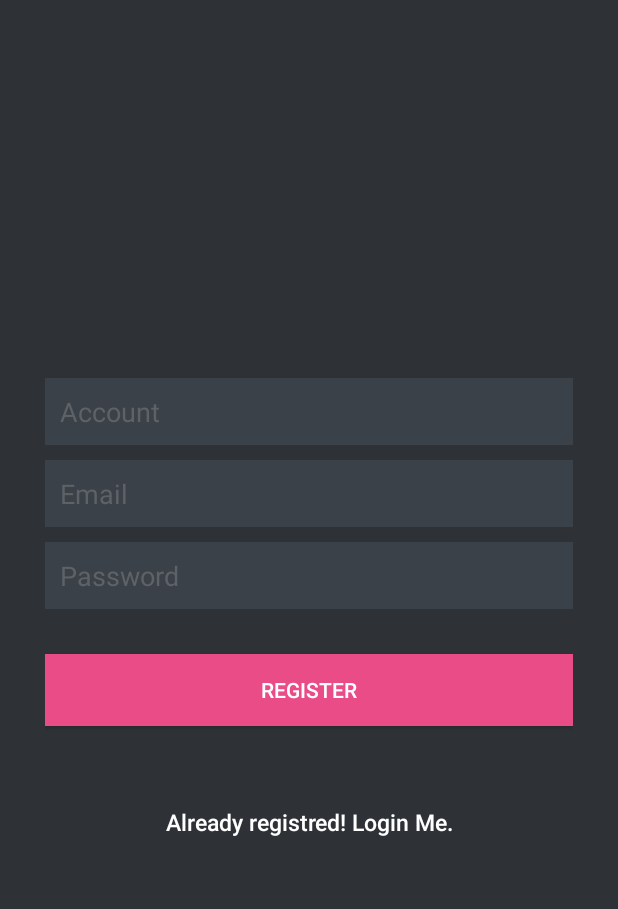
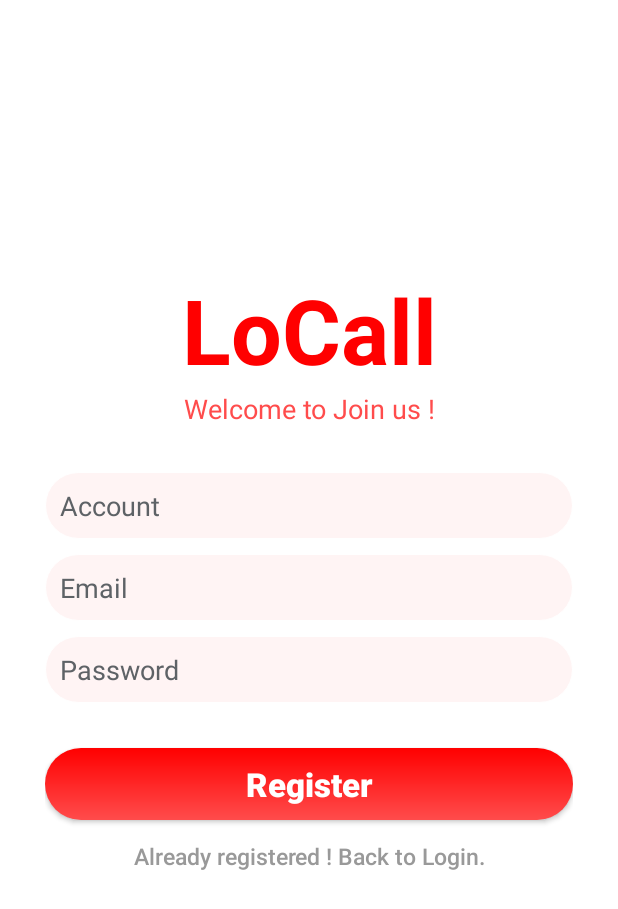
Before and after one commit to wallasehuang/nccu_project_locall_android, an Android app: the layout activity_register.xml on its own in the app's theme, with its tools: preview values and no code run, on a phone screen of 412 x 824 dp. Shown: the top 909 px of the screen. Run offline under Robolectric (Android 15) with nearby library versions, the phone set to English and light mode, and no system bars.

Commit message:
login,register interface

```diff
--- a/app/build.gradle
+++ b/app/build.gradle
@@ -6,7 +6,7 @@ android {
 
     defaultConfig {
         applicationId "com.example.wallase.locall"
-        minSdkVersion 23
+        minSdkVersion 22
         targetSdkVersion 25
         versionCode 1
         versionName "1.0"
--- a/app/src/main/AndroidManifest.xml
+++ b/app/src/main/AndroidManifest.xml
@@ -10,7 +10,7 @@
     <application
         android:name=".app.MyApp_"
         android:allowBackup="true"
-        android:icon="@mipmap/ic_launcher"
+        android:icon="@mipmap/logo"
         android:label="@string/app_name"
         android:supportsRtl="true"
         android:theme="@style/AppTheme">
--- /dev/null
+++ b/app/src/main/res/drawable/button_background.xml
@@ -0,0 +1,15 @@
+<?xml version="1.0" encoding="utf-8"?>
+<shape xmlns:android="http://schemas.android.com/apk/res/android"
+    android:shape="rectangle">
+
+    <gradient
+        android:angle="90"
+        android:endColor="@color/red"
+
+        android:startColor="@color/light_red"
+
+        />
+
+    <corners android:radius="1500dip" />
+
+</shape>
--- /dev/null
+++ b/app/src/main/res/drawable/et_background.xml
@@ -0,0 +1,18 @@
+<?xml version="1.0" encoding="utf-8"?>
+<shape xmlns:android="http://schemas.android.com/apk/res/android"
+    android:shape="rectangle"
+    >
+
+    <size android:height="20dp"
+        android:width="100dp">
+    </size>
+
+
+    <solid android:color="@color/light_red3"></solid>
+
+    <corners android:radius="100dp" />
+
+    <stroke android:color="@color/white"
+        android:width="0.1dp"></stroke>
+
+</shape>
--- a/app/src/main/res/layout/activity_register.xml
+++ b/app/src/main/res/layout/activity_register.xml
@@ -2,25 +2,47 @@
 <LinearLayout xmlns:android="http://schemas.android.com/apk/res/android"
     android:layout_width="fill_parent"
     android:layout_height="fill_parent"
-    android:background="@color/bg_register"
+    android:background="@color/white"
     android:gravity="center"
     android:orientation="vertical"
-    android:padding="10dp" >
+    android:paddingBottom="50dp" >
+
+    <TextView
+        android:layout_width="match_parent"
+        android:layout_height="wrap_content"
+        android:text="LoCall"
+        android:textColor="@color/red"
+        android:textSize="60dp"
+        android:gravity="center"
+        android:textStyle="bold"
+
+        />
+
+    <TextView
+        android:layout_width="match_parent"
+        android:layout_height="wrap_content"
+        android:text="Welcome to Join us !"
+        android:textColor="@color/light_red"
+        android:textSize="18dp"
+        android:gravity="center"
+        android:paddingBottom="30dp"
+
+        />
 
     <LinearLayout
         android:layout_width="fill_parent"
         android:layout_height="wrap_content"
         android:layout_gravity="center"
         android:orientation="vertical"
-        android:paddingLeft="20dp"
-        android:paddingRight="20dp" >
+        android:paddingLeft="30dp"
+        android:paddingRight="30dp" >
 
         <EditText
             android:id="@+id/account"
             android:layout_width="fill_parent"
             android:layout_height="wrap_content"
             android:layout_marginBottom="10dp"
-            android:background="@color/input_register_bg"
+            android:background="@drawable/et_background"
             android:hint="@string/hint_account"
             android:padding="10dp"
             android:singleLine="true"
@@ -33,7 +55,7 @@
             android:layout_width="fill_parent"
             android:layout_height="wrap_content"
             android:layout_marginBottom="10dp"
-            android:background="@color/input_register_bg"
+            android:background="@drawable/et_background"
             android:hint="@string/hint_email"
             android:inputType="textEmailAddress"
             android:padding="10dp"
@@ -46,7 +68,7 @@
             android:layout_width="fill_parent"
             android:layout_height="wrap_content"
             android:layout_marginBottom="10dp"
-            android:background="@color/input_register_bg"
+            android:background="@drawable/et_background"
             android:hint="@string/hint_password"
             android:inputType="textPassword"
             android:padding="10dp"
@@ -61,9 +83,13 @@
             android:layout_width="fill_parent"
             android:layout_height="wrap_content"
             android:layout_marginTop="20dip"
-            android:background="#ea4c88"
+            android:background="@drawable/button_background"
             android:text="@string/btn_register"
-            android:textColor="@color/white" />
+            android:textAllCaps="false"
+            android:textColor="@color/white"
+            android:textSize="22dp"
+            android:textStyle="bold"
+            />
 
         <!-- Link to Login Screen -->
 
@@ -71,11 +97,10 @@
             android:id="@+id/btnLinkToLoginScreen"
             android:layout_width="fill_parent"
             android:layout_height="wrap_content"
-            android:layout_marginTop="40dip"
             android:background="@null"
             android:text="@string/btn_link_to_login"
             android:textAllCaps="false"
-            android:textColor="@color/white"
+            android:textColor="@color/gray2"
             android:textSize="15dp" />
     </LinearLayout>
 
--- a/app/src/main/res/layout/fragment_friend.xml
+++ b/app/src/main/res/layout/fragment_friend.xml
@@ -82,7 +82,7 @@
                 android:layout_width="wrap_content"
                 android:layout_height="wrap_content"
                 android:layout_marginTop="10dp"
-                android:background="@color/gray"
+                android:background="@color/white"
                 android:textAllCaps="false"
                 android:textColor="@color/white"
                 android:textSize="15dp" />
@@ -100,7 +100,7 @@
         android:layout_gravity="bottom|end"
         android:layout_margin="20dp"
         android:src="@drawable/ic_keyboard_backspace_24dp"
-        app:backgroundTint="@color/red"
+        app:backgroundTint="@color/white"
         />
 
 
--- a/app/src/main/res/layout/fragment_friend_list.xml
+++ b/app/src/main/res/layout/fragment_friend_list.xml
@@ -44,7 +44,7 @@
         android:layout_gravity="bottom|end"
         android:layout_margin="20dp"
         android:src="@drawable/ic_person_add_24dp"
-        android:tint="@color/colorPrimary"
+
         app:backgroundTint="@color/white"
 
 
--- a/app/src/main/res/layout/fragment_message.xml
+++ b/app/src/main/res/layout/fragment_message.xml
@@ -62,7 +62,7 @@
         android:layout_gravity="bottom|end"
         android:layout_margin="20dp"
         android:src="@drawable/ic_send_24dp"
-        app:backgroundTint="@color/red"
+        app:backgroundTint="@color/white"
         />
 
 </android.support.design.widget.CoordinatorLayout>
--- a/app/src/main/res/layout/nav_header_main.xml
+++ b/app/src/main/res/layout/nav_header_main.xml
@@ -2,7 +2,7 @@
 <LinearLayout xmlns:android="http://schemas.android.com/apk/res/android"
     android:layout_width="match_parent"
     android:layout_height="@dimen/nav_header_height"
-    android:background="@color/colorPrimary"
+    android:background="@color/white"
     android:gravity="bottom"
     android:orientation="vertical"
     android:paddingBottom="@dimen/activity_vertical_margin"
--- a/app/src/main/res/values/colors.xml
+++ b/app/src/main/res/values/colors.xml
@@ -1,14 +1,11 @@
 <?xml version="1.0" encoding="utf-8"?>
 <resources>
-    <color name="colorPrimary">#3F51B5</color>
-    <color name="red">#FF0000</color>
-    <color name="colorPrimaryDark">#303F9F</color>
-    <color name="colorAccent">#FF4081</color>
+
     <color name="bg_login">#26ae90</color>
     <color name="bg_register">#2e3237</color>
     <color name="bg_main">#428bca</color>
-    <color name="white">#ffffff</color>
-    <color name="gray">#808080</color>
+
+
     <color name="input_login">#222222</color>
     <color name="input_login_hint">#999999</color>
     <color name="input_register">#888888</color>
@@ -18,4 +15,17 @@
     <color name="btn_login_bg">#eceef1</color>
     <color name="lbl_name">#333333</color>
     <color name="btn_logut_bg">#ff6861</color>
+
+    <!--mycolor-->
+
+    <color name="red">#FF0000</color>
+    <color name="deep_red">#cc0000</color>
+    <color name="light_red">#ff4c4c</color>
+    <color name="light_red2">#ffe5e5</color>
+    <color name="light_red3">#fff4f4</color>
+    <color name="white">#ffffff</color>
+    <color name="gray">#808080</color>
+    <color name="gray2">#999999</color>
+    <color name="gray3">#E0E0E0</color>
+
 </resources>
--- a/app/src/main/res/values/strings.xml
+++ b/app/src/main/res/values/strings.xml
@@ -1,15 +1,15 @@
 <?xml version="1.0" encoding="utf-8"?>
 <resources>
 
-    <string name="app_name">Locall</string>
+    <string name="app_name">LoCall</string>
     <string name="hint_email">Email</string>
     <string name="hint_password">Password</string>
     <string name="hint_account">Account</string>
     <string name="hint_search">Search</string>
-    <string name="btn_login">LOGIN</string>
-    <string name="btn_register">REGISTER</string>
-    <string name="btn_link_to_register">Not a member? Sign up now.</string>
-    <string name="btn_link_to_login">Already registred! Login Me.</string>
+    <string name="btn_login">Login</string>
+    <string name="btn_register">Register</string>
+    <string name="btn_link_to_register">New user ? Sign up now.</string>
+    <string name="btn_link_to_login">Already registered ! Back to Login.</string>
     <string name="welcome">Welcome</string>
     <string name="btn_logout">LOGOUT</string>
     <string name="name">Fullname</string>
--- a/app/src/main/res/values/styles.xml
+++ b/app/src/main/res/values/styles.xml
@@ -3,9 +3,10 @@
     <!-- Base application theme. -->
     <style name="AppTheme" parent="Theme.AppCompat.Light.DarkActionBar">
         <!-- Customize your theme here. -->
-        <item name="colorPrimary">@color/colorPrimary</item>
-        <item name="colorPrimaryDark">@color/colorPrimaryDark</item>
-        <item name="colorAccent">@color/colorAccent</item>
+        <item name="colorPrimary">@color/red</item>
+        <item name="colorPrimaryDark">@color/deep_red</item>
+        <item name="colorAccent">@color/red</item>
+
     </style>
 
     <style name="AppTheme.NoActionBar">
--- a/build.gradle
+++ b/build.gradle
@@ -5,7 +5,7 @@ buildscript {
         jcenter()
     }
     dependencies {
-        classpath 'com.android.tools.build:gradle:2.2.3'
+        classpath 'com.android.tools.build:gradle:2.3.2'
 
         // NOTE: Do not place your application dependencies here; they belong
         // in the individual module build.gradle files
```
Also changed, not shown: app/src/main/res/layout/activity_login.xml (+39 -12 lines), app/src/main/res/mipmap-xxhdpi/logo.png (added), gradle/wrapper/gradle-wrapper.properties.
